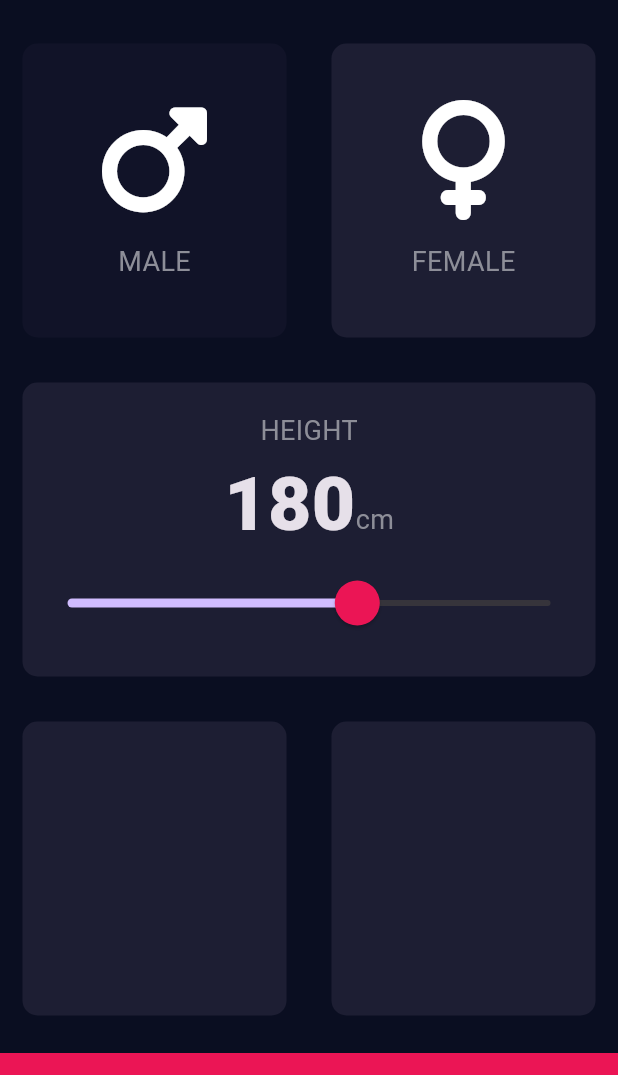
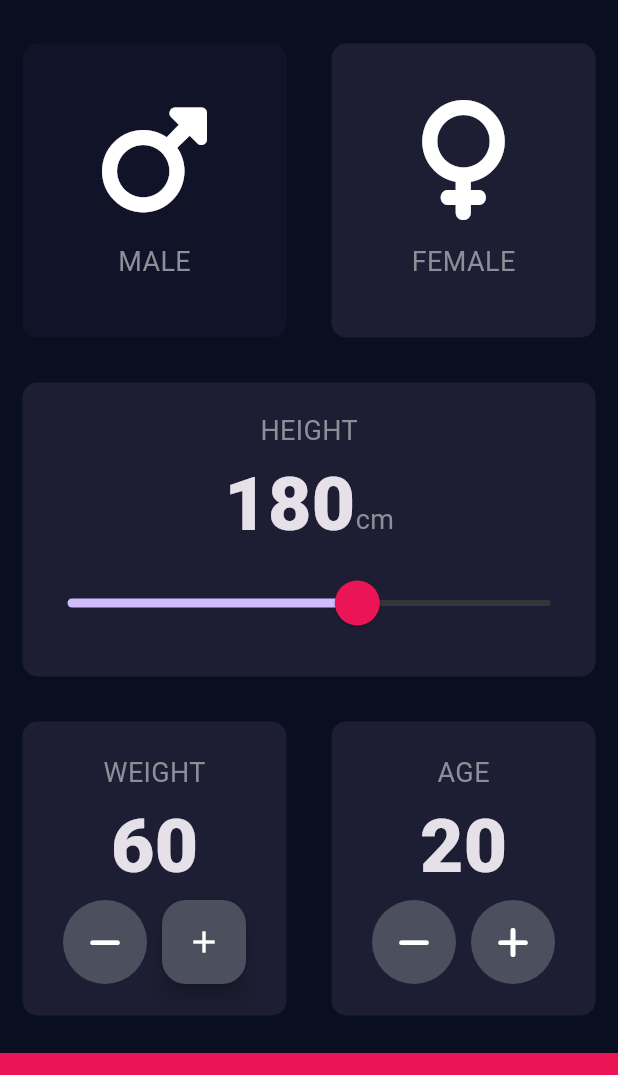
Before and after one commit to nicoleandlilli/BMI_Calculator, a Flutter app: the screen it shows after launch, on a phone screen of 412 x 824 dp, the part 63-1138 px from its top. Run offline on Flutter 3.47's test engine with Material 3 defaults, Android fonts, the phone set to English and light mode, and no system bars; our stand-ins replace font_awesome_flutter.

Commit message:
添加体重和年龄的布局和点击功能

```diff
--- a/lib/input_page.dart
+++ b/lib/input_page.dart
@@ -17,6 +17,8 @@ class InputPage extends StatefulWidget {
 class _InputPageState extends State<InputPage> {
   Gender selectedGender = Gender.female;
   int height = 180;
+  int weight = 60;
+  int age = 20;
 
   @override
   Widget build(BuildContext context) {
@@ -131,19 +133,76 @@ class _InputPageState extends State<InputPage> {
                   child: ReusableCard(
                       onPress: () {
                         setState(() {
-                          selectedGender = Gender.male;
                         });
                       },
-                      color: kActiveCardColor),
+                      color: kActiveCardColor,
+                      cardChild: Column(
+                        mainAxisAlignment: MainAxisAlignment.center,
+                        children: <Widget>[
+                          Text('WEIGHT',
+                          style: kLabelTextStyle,),
+                          Text(weight.toString(),
+                          style: kNumberTextStyle,),
+                          Row(
+                            mainAxisAlignment: MainAxisAlignment.center,
+                            children: <Widget>[
+                            // FloatingActionButton(onPressed: null,
+                            //   backgroundColor: Color(0xFF4C4F5E),
+                            //   child: Icon(Icons.add,color: Colors.white,),),
+                              RoundIconButton(
+                                icon: FontAwesomeIcons.minus,
+                                onPressed: (){
+                                  setState(() {
+                                    weight--;
+                                  });
+                                },
+                              ),
+                            SizedBox(width: 10.0,),
+                            FloatingActionButton(onPressed: null,
+                              backgroundColor: Color(0xFF4C4F5E),
+                              child: Icon(Icons.add,color: Colors.white,),),
+                              // RoundIconButton(icon: FontAwesomeIcons.plus,
+                              // onPressed: (){
+                              //   setState(() {
+                              //     weight++;
+                              //   });
+                              // },),
+                          ],)
+                        ],
+                      ),
+                  ),
                 ),
                 Expanded(
                   child: ReusableCard(
-                      onPress: () {
-                        setState(() {
-                          selectedGender = Gender.male;
-                        });
-                      },
-                      color: kActiveCardColor),
+                    cardChild: Column(
+                      mainAxisAlignment: MainAxisAlignment.center,
+                      children: <Widget>[
+                        Text('AGE',
+                          style: kLabelTextStyle,
+                        ),
+                        Text(age.toString(), style: kNumberTextStyle,),
+                        Row(
+                          mainAxisAlignment: MainAxisAlignment.center,
+                          children: <Widget>[
+                            RoundIconButton(icon: FontAwesomeIcons.minus,
+                                onPressed:(){
+                                  setState(() {
+                                    age--;
+                                  });
+                                }),
+                            SizedBox(width: 10.0,),
+                            RoundIconButton(icon: FontAwesomeIcons.plus,
+                                onPressed:(){
+                                  setState(() {
+                                    age++;
+                                  });
+                                }),
+                          ],
+                        ),
+                      ],
+                    ),
+                    onPress: (){setState(() { });},
+                    color: kActiveCardColor),
                 ),
               ],
             )),
@@ -157,3 +216,27 @@ class _InputPageState extends State<InputPage> {
         ));
   }
 }
+
+class RoundIconButton extends StatelessWidget{
+
+  RoundIconButton({required this.icon,required this.onPressed});
+
+  final IconData icon;
+  final void Function() onPressed;
+
+  @override
+  Widget build(BuildContext context) {
+    return RawMaterialButton(
+      child: Icon(icon),
+      elevation: 0.0,
+      constraints: BoxConstraints.tightFor(
+        width: 56.0,
+        height: 56.0,
+      ),
+      shape: CircleBorder(),
+      fillColor: Color(0xFF4C4F5E),
+      onPressed: onPressed,
+    );
+  }
+
+}
```
